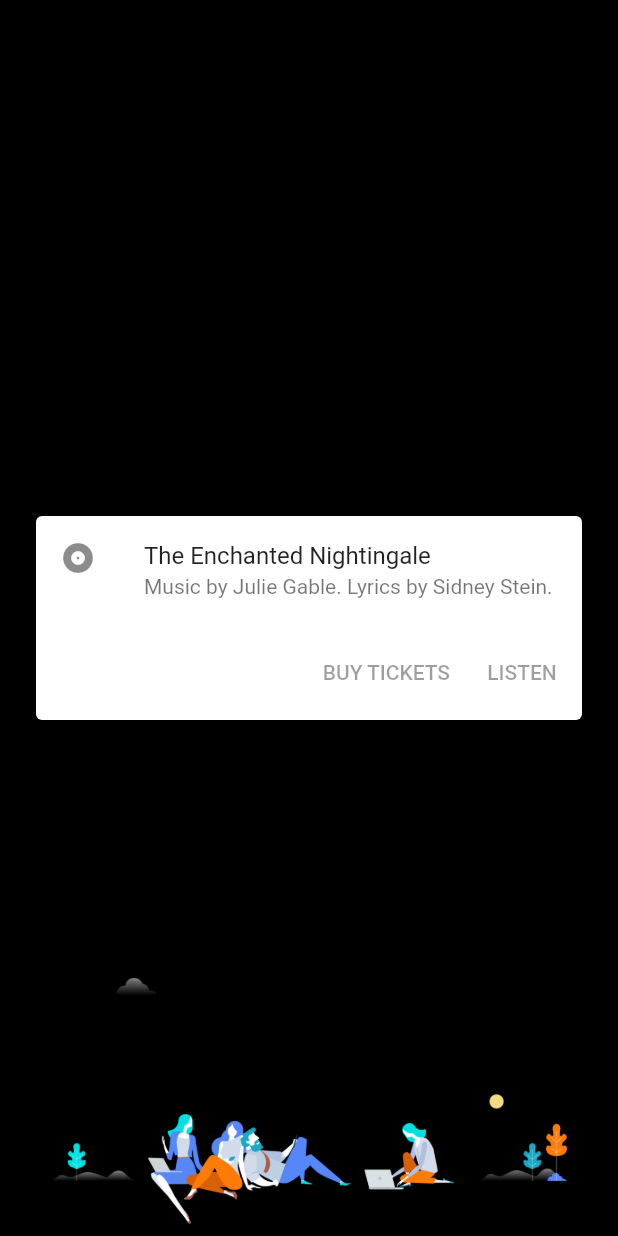
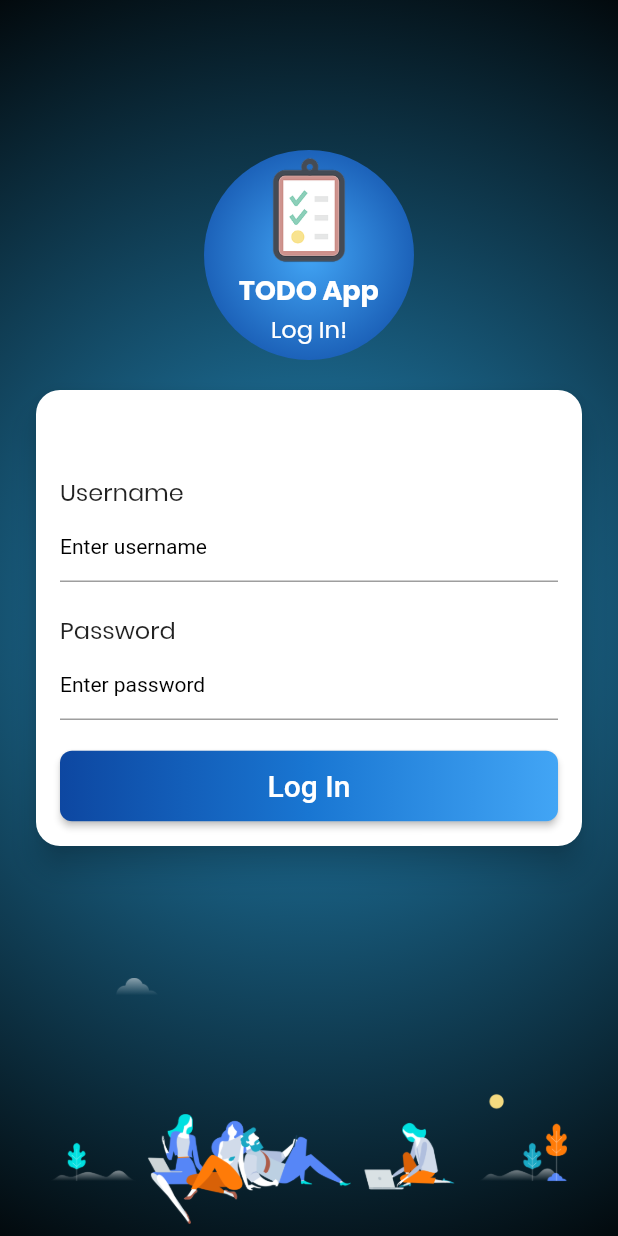
Before and after one commit to ankush3003/ToDo_Flutter, a Flutter app: the screen it shows after launch, on a phone screen of 412 x 824 dp. Run offline on Flutter 3.47's test engine with Material 2 defaults, Android fonts, the phone set to English and light mode, and no system bars.

Commit message:
Login page design completed

```diff
--- a/lib/screens/LoginPage.dart
+++ b/lib/screens/LoginPage.dart
@@ -9,19 +9,71 @@ class _LoginPageState extends State<LoginPage> {
   @override
   Widget build(BuildContext context) {
     return Scaffold(
-      backgroundColor: Colors.black,
-      body: SafeArea(
-        child: Container(
+      body: Container(
+        child: SafeArea(
           child: Stack(
             children: <Widget>[
               getLoginCardview(),
               getPageBottomImage(),
+              getAppIconandLoginText()
+            ],
+          ),
+        ),
+        decoration: BoxDecoration(
+          gradient: RadialGradient(
+            radius: 1.2,
+            colors: [
+              const Color(0xFF258DC1),
+              const Color(0xFF000000),
             ],
           ),
         ),
       ),
     );
   }
+}
+
+Widget getAppIconandLoginText() {
+  return Container(
+    height: 140,
+    margin: EdgeInsets.all(100.0),
+    decoration: BoxDecoration(
+      shape: BoxShape.circle,
+      gradient: RadialGradient(
+        radius: 0.7,
+        colors: [
+          const Color(0xFF42A5F5),
+          const Color(0xFF0D47A1),
+        ],
+      ),
+    ),
+    child: Column(
+      children: <Widget>[
+        Center(
+            child: Image(
+                width: 80,
+                height: 80,
+                image: AssetImage('images/launcher.png'))),
+        Center(
+          child: Text(
+            "TODO App",
+            style: TextStyle(
+                color: Colors.white,
+                fontSize: 18,
+                fontFamily: "Poppins",
+                fontWeight: FontWeight.bold),
+          ),
+        ),
+        Center(
+          child: Text(
+            "Log In!",
+            style: TextStyle(
+                color: Colors.white, fontSize: 16, fontFamily: "Poppins"),
+          ),
+        ),
+      ],
+    ),
+  );
 }
 
 Widget getPageBottomImage() {
@@ -42,96 +94,69 @@ Widget getPageBottomImage() {
 Widget getLoginCardview() {
   return Center(
     child: Card(
+      elevation: 8.0,
       margin: EdgeInsets.all(24.0),
+      shape: RoundedRectangleBorder(borderRadius: BorderRadius.circular(16.0)),
+      child: Padding(
+        padding: const EdgeInsets.all(16.0),
         child: Column(
           mainAxisSize: MainAxisSize.min,
+          crossAxisAlignment: CrossAxisAlignment.start,
           children: <Widget>[
-          ListTile(
-            leading: Icon(Icons.album),
-            title: Text('The Enchanted Nightingale'),
-            subtitle: Text('Music by Julie Gable. Lyrics by Sidney Stein.'),
-          ),
-          ButtonBar(
-            children: <Widget>[
-              FlatButton(
-                child: const Text('BUY TICKETS'),
-              ),
-              FlatButton(
-                child: const Text('LISTEN'),
-              ),
+            SizedBox(height: 40),
+            _getStyledText(
+                txt: "Username", fontSize: 16, fontWeight: FontWeight.normal),
+            _getStyledTextField(
+                hintText: "Enter username", fontSize: 14.0, obscureText: false),
+            SizedBox(height: 20),
+            _getStyledText(
+                txt: "Password", fontSize: 16, fontWeight: FontWeight.normal),
+            _getStyledTextField(
+                hintText: "Enter password", fontSize: 14.0, obscureText: true),
+            SizedBox(height: 20),
+            RaisedButton(
+              onPressed: () {},
+              textColor: Colors.white,
+              padding: const EdgeInsets.all(0.0),
+              shape: RoundedRectangleBorder(
+                  borderRadius: BorderRadius.circular(8.0)), // example 1
+              child: Container(
+                width: double.infinity,
+                decoration: const BoxDecoration(
+                  borderRadius:
+                      BorderRadius.all(Radius.circular(8.0)), // Example 2
+                  gradient: LinearGradient(
+                    colors: <Color>[
+                      Color(0xFF0D47A1),
+                      Color(0xFF1976D2),
+                      Color(0xFF42A5F5),
                     ],
                   ),
+                ),
+                padding: const EdgeInsets.all(12),
+                child: Center(
+                    child:
+                        const Text('Log In', style: TextStyle(fontSize: 20))),
+              ),
+            )
           ],
+        ),
       ),
     ),
   );
 }
 
-Widget getLoginCard() {
-  return new Container(
-    width: double.infinity,
-//      height: ScreenUtil.getInstance().setHeight(500),
-    margin: EdgeInsets.only(left: 50.0, right: 50.0),
-    padding: EdgeInsets.only(bottom: 1),
-    decoration: BoxDecoration(
-        color: Colors.white,
-        borderRadius: BorderRadius.circular(8.0),
-        boxShadow: [
-          BoxShadow(
-              color: Colors.black12,
-              offset: Offset(0.0, 15.0),
-              blurRadius: 15.0),
-          BoxShadow(
-              color: Colors.black12,
-              offset: Offset(0.0, -10.0),
-              blurRadius: 10.0),
-        ]),
-    child: Padding(
-      padding: EdgeInsets.only(left: 16.0, right: 16.0, top: 16.0),
-      child: Column(
-        crossAxisAlignment: CrossAxisAlignment.start,
-        children: <Widget>[
-          Text("Login",
+Widget _getStyledText({String txt, double fontSize, FontWeight fontWeight}) {
+  return Text(txt,
       style: TextStyle(
-                  fontSize: 45, fontFamily: "Poppins-Bold", letterSpacing: .6)),
-          SizedBox(
-            height: 30,
-          ),
-          Text("Username",
-              style: TextStyle(fontFamily: "Poppins-Medium", fontSize: 26)),
-          TextField(
+          fontSize: fontSize, fontFamily: "Poppins", fontWeight: fontWeight));
+}
+
+Widget _getStyledTextField(
+    {String hintText, double fontSize, bool obscureText}) {
+  return TextField(
+      obscureText: obscureText,
       decoration: InputDecoration(
-                hintText: "username",
-                hintStyle: TextStyle(color: Colors.grey, fontSize: 12.0)),
-          ),
-          SizedBox(
-            height: 30,
-          ),
-          Text("PassWord",
-              style: TextStyle(fontFamily: "Poppins-Medium", fontSize: 26)),
-          TextField(
-            obscureText: true,
-            decoration: InputDecoration(
-                hintText: "Password",
-                hintStyle: TextStyle(color: Colors.grey, fontSize: 12.0)),
-          ),
-          SizedBox(
-            height: 35,
-          ),
-          Row(
-            mainAxisAlignment: MainAxisAlignment.end,
-            children: <Widget>[
-              Text(
-                "Forgot Password?",
-                style: TextStyle(
-                    color: Colors.blue,
-                    fontFamily: "Poppins-Medium",
-                    fontSize: 28),
-              )
-            ],
-          )
-        ],
-      ),
-    ),
-  );
+          hintText: hintText,
+          hintStyle: TextStyle(color: Colors.black, fontSize: fontSize)));
 }
```
Also changed, not shown: pubspec.yaml (+5 -3 lines), fonts/Poppins-Bold.ttf (added), fonts/Poppins-Medium.ttf (added), fonts/Poppins-Regular.ttf (added). Lines whose indentation alone changed are shown as unchanged.
